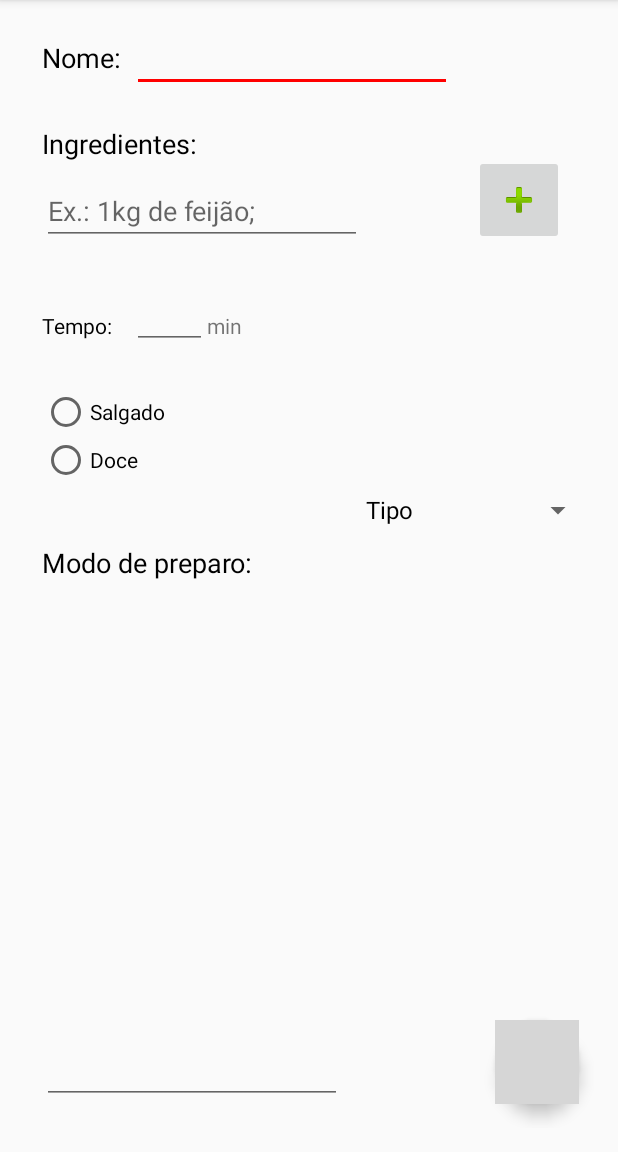
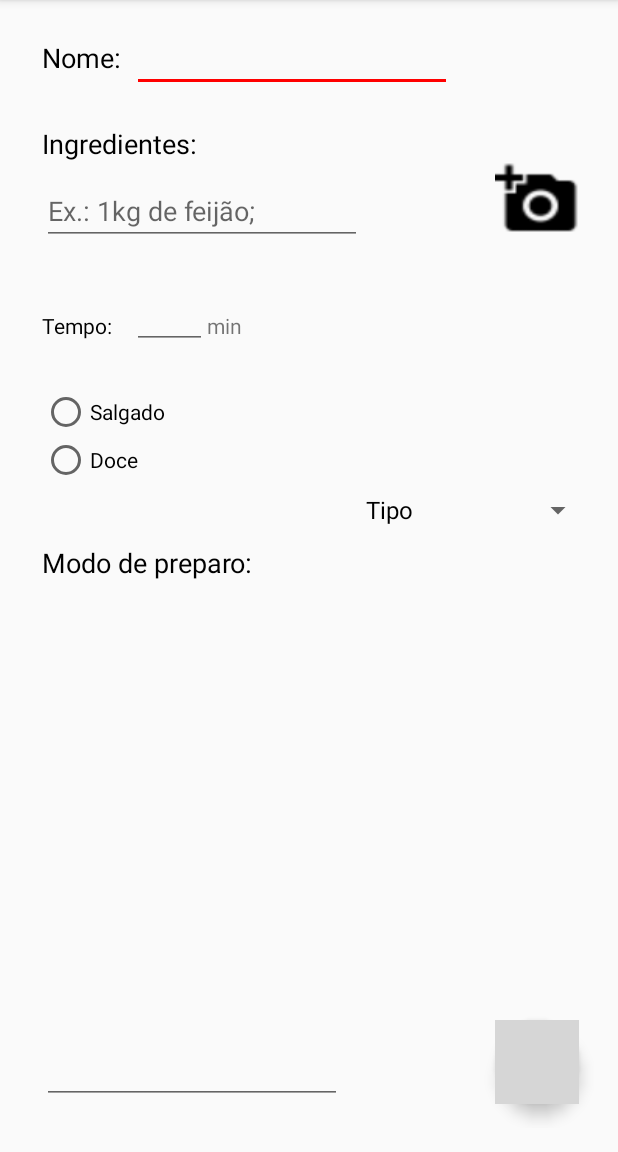
Before and after one commit to leosauberman/RecipeHub, an Android app: the TelaReceita screen opened directly, with no data from a screen before it, on a phone screen of 412 x 824 dp, the part 84-1236 px from its top. Run offline under Robolectric (Android 15) with nearby library versions, the phone set to English and light mode, and no system bars; our stand-ins replace Firebase (no records; nobody signed in at launch, a user with empty details on screens opened directly); grey boxes are pictures that could not be loaded.

Commit message:
Storage implementado. Erros no imageButton e no onBackPressed();

```diff
--- a/app/build.gradle
+++ b/app/build.gradle
@@ -30,6 +30,10 @@ dependencies {
     compile 'com.android.support:cardview-v7:25.3.1'
     compile 'com.android.support:recyclerview-v7:25.3.1'
     compile 'com.google.firebase:firebase-database:10.0.1'
+    compile 'com.google.firebase:firebase-storage:10.0.1'
+    compile 'com.google.firebase:firebase-auth:10.0.1'
+    compile 'com.github.bumptech.glide:glide:3.7.0'
+    compile 'com.android.support:support-v4:25.3.1'
     testCompile 'junit:junit:4.12'
 }
 apply plugin: 'com.google.gms.google-services'
--- a/app/src/main/AndroidManifest.xml
+++ b/app/src/main/AndroidManifest.xml
@@ -4,7 +4,7 @@
 
     <application
         android:allowBackup="true"
-        android:icon="@mipmap/ic_launcher"
+        android:icon="@mipmap/ic_launcher_web"
         android:label="@string/app_name"
         android:supportsRtl="true"
         android:theme="@style/AppTheme">
--- a/app/src/main/res/layout/activity_tela_receita.xml
+++ b/app/src/main/res/layout/activity_tela_receita.xml
@@ -109,11 +109,12 @@
 
     <ImageButton
         android:id="@+id/imageButton"
-        android:layout_width="60dp"
-        android:layout_height="60dp"
-        android:layout_alignBottom="@id/ingredientesEdit"
-        android:layout_marginLeft="300dp"
-        app:srcCompat="@android:drawable/ic_input_add" />
+        android:layout_width="100dp"
+        android:layout_height="50dp"
+        android:layout_alignStart="@+id/criarReceita"
+        android:background="@drawable/ic_add_a_photo_black_24dp"
+        android:layout_below="@+id/ingredientes"
+        android:layout_alignEnd="@+id/criarReceita" />
 
     <android.support.design.widget.FloatingActionButton
         android:id="@+id/criarReceita"
@@ -156,5 +157,12 @@
         android:layout_alignBottom="@+id/tempoEdit"
         android:layout_toEndOf="@+id/tempoEdit" />
 
+    <ImageView
+        android:id="@+id/imageView"
+        android:layout_width="100dp"
+        android:layout_height="100dp"
+        android:layout_above="@+id/tempoEdit"
+        android:layout_alignParentEnd="true" />
+
 
 </RelativeLayout>
```
Also changed, not shown: app/src/main/java/com/example/leonardomoraes/myapplication/Receita.java (+10 -1 lines), app/src/main/java/com/example/leonardomoraes/myapplication/TelaReceita.java (+103 -5 lines), app/src/main/ic_launcher-web.png (deleted), app/src/main/res/drawable/ic_add_a_photo_black_24dp.png (added), app/src/main/res/drawable/ic_add_a_photo_black_24dp/android/drawable-mdpi/ic_add_a_photo_black_24dp.png (added), app/src/main/res/drawable/ic_add_a_photo_black_24dp/android/drawable-xhdpi/ic_add_a_photo_black_24dp.png (added), app/src/main/res/drawable/ic_add_a_photo_black_24dp/android/drawable-xxhdpi/ic_add_a_photo_black_24dp.png (added), app/src/main/res/drawable/ic_add_a_photo_black_24dp/android/drawable-xxxhdpi/ic_add_a_photo_black_24dp.png (added), app/src/main/res/mipmap-hdpi/ic_launcher.png (deleted), app/src/main/res/mipmap-mdpi/ic_launcher.png, app/src/main/res/mipmap-xhdpi/ic_launcher.png, app/src/main/res/mipmap-xxhdpi/ic_launcher.png, app/src/main/res/mipmap-xxxhdpi/ic_launcher.png, app/src/main/res/mipmap/ic_launcher_web.png (added), 355 other files.
